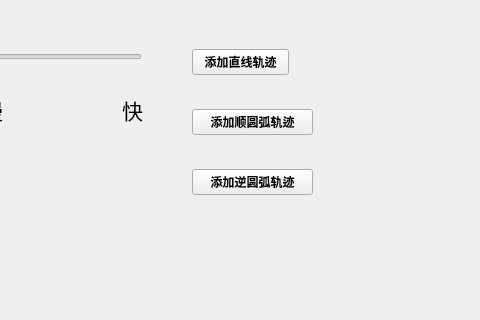
Qt form gui.ui (Outofnothing/ToolCompensation) before a commit; both pictures show x 88 to 568 and y 340 to 660 of the 931 by 660 pixel window.
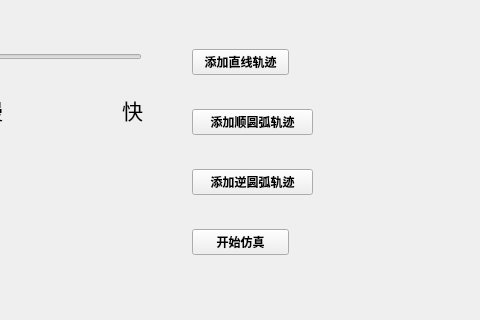
The same form after that commit.

Commit message: doing ok, details to add

What changed in the file:
```diff
--- a/gui.ui
+++ b/gui.ui
@@ -331,6 +331,19 @@
      <string>添加逆圆弧轨迹</string>
     </property>
    </widget>
+   <widget class="QPushButton" name="start">
+    <property name="geometry">
+     <rect>
+      <x>280</x>
+      <y>550</y>
+      <width>97</width>
+      <height>26</height>
+     </rect>
+    </property>
+    <property name="text">
+     <string>开始仿真</string>
+    </property>
+   </widget>
   </widget>
   <widget class="QMenuBar" name="menubar">
    <property name="geometry">
```
The commit also changes 2 other files.
